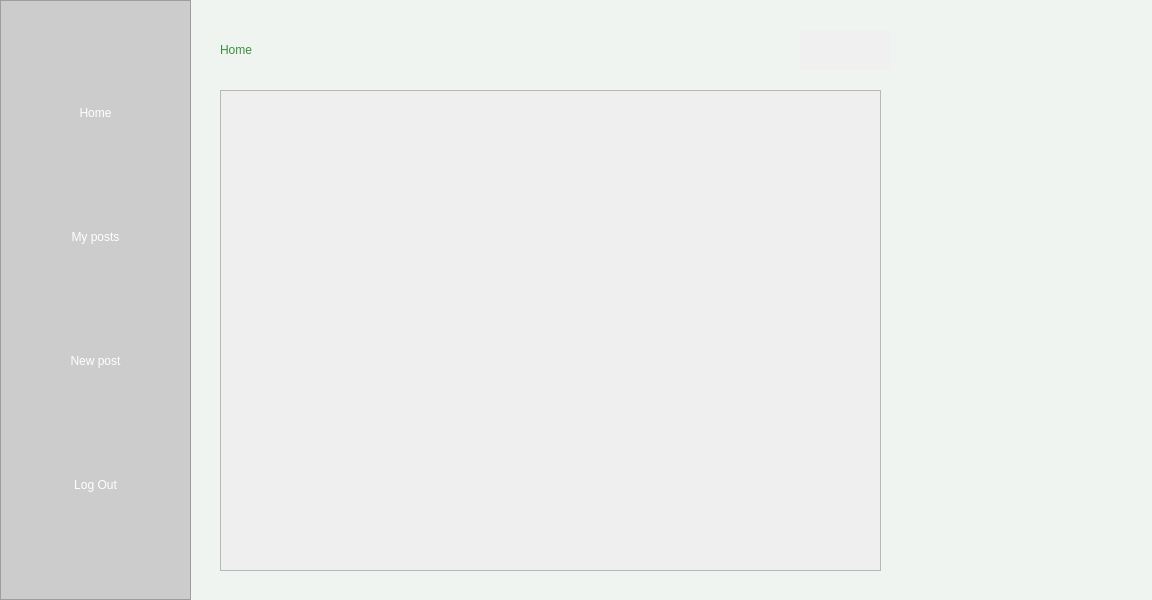
The window that src/vista/Ui/Tablón4.ui (encinaa/LodzConnect) describes before a commit, drawn with Qt 5.
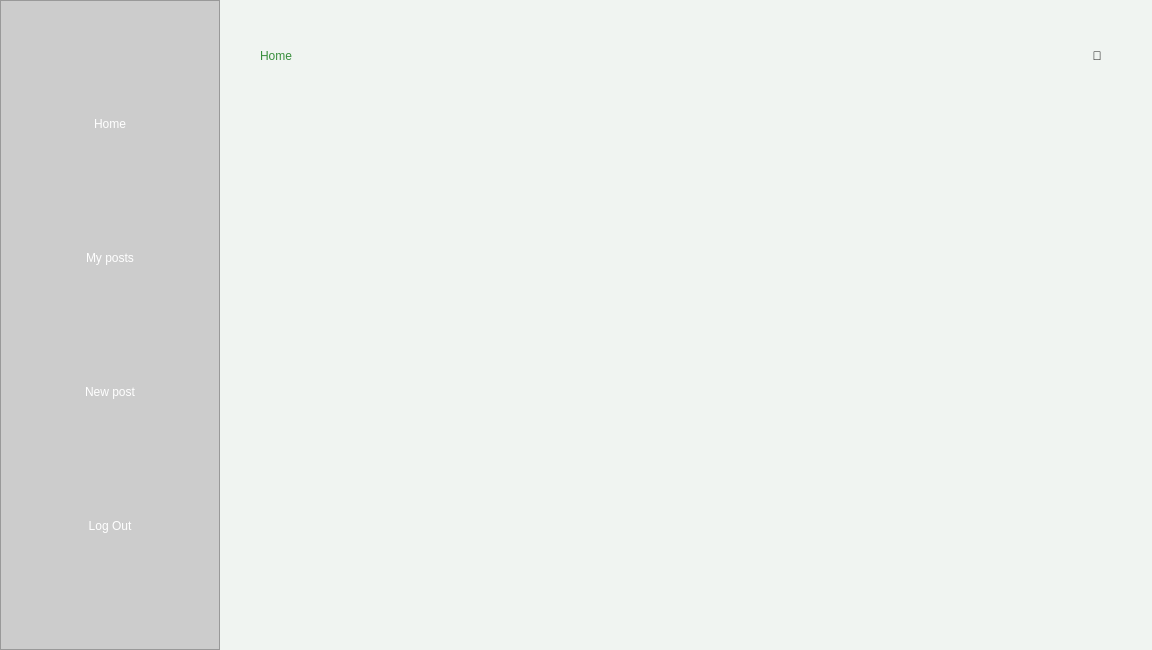
The same window after the commit. Icons and pictures are not drawn.

Diff of the .ui file:
```diff
--- a/src/vista/Ui/Tablón4.ui
+++ b/src/vista/Ui/Tablón4.ui
@@ -7,7 +7,7 @@
     <x>0</x>
     <y>0</y>
     <width>1152</width>
-    <height>600</height>
+    <height>650</height>
    </rect>
   </property>
   <property name="windowTitle">
@@ -22,6 +22,8 @@
     QMainWindow {
         background-color: #f0f4f1;
     }
+
+    /* === ESTILO GLOBAL DE BOTONES === */
     QPushButton {
         background-color: #2e7d32;
         color: white;
@@ -32,76 +34,261 @@
     QPushButton:hover {
         background-color: #388e3c;
     }
+
+    /* === BOTÓN REFRESCAR === */
+    QPushButton#BotonActualizar {
+        background-color: #f0f4f1;
+        border: none;
+        color: black;
+    }
+    QPushButton#BotonActualizar:hover {
+        background-color: #cccccc;
+        border-radius: 15px;
+    }
    </string>
   </property>
+  
   <widget class="QWidget" name="centralwidget">
+   <layout class="QHBoxLayout" name="horizontalLayout_Main">
+    <property name="spacing">
+     <number>0</number>
+    </property>
+    <property name="leftMargin">
+     <number>0</number>
+    </property>
+    <property name="topMargin">
+     <number>0</number>
+    </property>
+    <property name="rightMargin">
+     <number>0</number>
+    </property>
+    <property name="bottomMargin">
+     <number>0</number>
+    </property>
+
+    <item>
    <widget class="QFrame" name="MenuLateral">
-    <property name="geometry">
-     <rect>
-      <x>0</x>
-      <y>0</y>
-      <width>191</width>
-      <height>600</height>
-     </rect>
-    </property>
+      <property name="minimumSize">
+       <size>
+        <width>220</width>
+        <height>0</height>
+       </size>
+      </property>
+      <property name="maximumSize">
+       <size>
+        <width>220</width>
+        <height>16777215</height>
+       </size>
+      </property>
+      
     <property name="styleSheet">
-     <string notr="true">background-color: #cccccc;</string>
-    </property>
+       <string notr="true">
+        /* Fondo GRIS y BORDE MARCADO */
+        QFrame#MenuLateral {
+            background-color: #cccccc;
+            border: 1px solid #999999; /* CAMBIO: Borde añadido */
+        }
+
+        /* BOTONES LATERALES */
+        QPushButton {
+            background-color: transparent;
+            color: white; 
+            border: none;
+            font: bold 10pt &quot;Segoe UI&quot;;
+            padding: 10px;
+            text-align: center; /* CAMBIO: Texto centrado */
+        }
+
+        /* HOVER: Fondo VERDE */
+        QPushButton:hover {
+            background-color: #2e7d32;
+            border-radius: 10px;
+        }
+
+        /* PRESSED: Verde oscuro */
+        QPushButton:pressed {
+            background-color: #1b5e20;
+        }
+       </string>
+      </property>
+      
     <property name="frameShape">
      <enum>QFrame::StyledPanel</enum>
     </property>
+      <property name="frameShadow">
+       <enum>QFrame::Raised</enum>
+      </property>
+      
     <layout class="QVBoxLayout" name="verticalLayoutSidebar">
+       <property name="leftMargin">
+        <number>20</number>
+       </property>
+       <property name="rightMargin">
+        <number>20</number>
+       </property>
+       <property name="topMargin">
+        <number>20</number>
+       </property>
+       <property name="bottomMargin">
+        <number>20</number>
+       </property>
+
+       <item>
+        <spacer name="spacer1">
+         <property name="orientation">
+          <enum>Qt::Vertical</enum>
+         </property>
+         <property name="sizeHint" stdset="0">
+          <size>
+           <width>20</width>
+           <height>40</height>
+          </size>
+         </property>
+        </spacer>
+       </item>
+
      <item>
       <widget class="QPushButton" name="BotonTablon">
-       <property name="styleSheet">
-        <string notr="true">QPushButton:hover { background-color: #388e3c; }</string>
+         <property name="minimumSize">
+          <size>
+           <width>0</width>
+           <height>50</height>
+          </size>
        </property>
        <property name="text">
         <string>Home</string>
        </property>
       </widget>
      </item>
+
+       <item>
+        <spacer name="spacer2">
+         <property name="orientation">
+          <enum>Qt::Vertical</enum>
+         </property>
+         <property name="sizeHint" stdset="0">
+          <size>
+           <width>20</width>
+           <height>40</height>
+          </size>
+         </property>
+        </spacer>
+       </item>
+
      <item>
       <widget class="QPushButton" name="BotonEventos">
-       <property name="styleSheet">
-        <string notr="true">QPushButton:hover { background-color: #388e3c; }</string>
+         <property name="minimumSize">
+          <size>
+           <width>0</width>
+           <height>50</height>
+          </size>
        </property>
        <property name="text">
         <string>My posts</string>
        </property>
       </widget>
      </item>
+
+       <item>
+        <spacer name="spacer3">
+         <property name="orientation">
+          <enum>Qt::Vertical</enum>
+         </property>
+         <property name="sizeHint" stdset="0">
+          <size>
+           <width>20</width>
+           <height>40</height>
+          </size>
+         </property>
+        </spacer>
+       </item>
+
      <item>
       <widget class="QPushButton" name="BotonPublicacion">
-       <property name="styleSheet">
-        <string notr="true">QPushButton:hover { background-color: #388e3c; }</string>
+         <property name="minimumSize">
+          <size>
+           <width>0</width>
+           <height>50</height>
+          </size>
        </property>
        <property name="text">
         <string>New post</string>
        </property>
       </widget>
      </item>
+
+       <item>
+        <spacer name="spacer4">
+         <property name="orientation">
+          <enum>Qt::Vertical</enum>
+         </property>
+         <property name="sizeHint" stdset="0">
+          <size>
+           <width>20</width>
+           <height>40</height>
+          </size>
+         </property>
+        </spacer>
+       </item>
+
      <item>
       <widget class="QPushButton" name="BotonCerrarSesion">
-       <property name="styleSheet">
-        <string notr="true">QPushButton:hover { background-color: #388e3c; }</string>
+         <property name="minimumSize">
+          <size>
+           <width>0</width>
+           <height>50</height>
+          </size>
        </property>
        <property name="text">
         <string>Log Out</string>
        </property>
       </widget>
      </item>
-    </layout>
-   </widget>
+
+       <item>
+        <spacer name="spacer5">
+         <property name="orientation">
+          <enum>Qt::Vertical</enum>
+         </property>
+         <property name="sizeHint" stdset="0">
+          <size>
+           <width>20</width>
+           <height>40</height>
+          </size>
+         </property>
+        </spacer>
+       </item>
+
+      </layout>
+     </widget>
+    </item>
+
+    <item>
+     <widget class="QWidget" name="ContenidoDerecha">
+      <property name="styleSheet">
+       <string notr="true">background-color: transparent;</string>
+      </property>
+      <layout class="QVBoxLayout" name="verticalLayout_Content">
+       <property name="spacing">
+        <number>20</number>
+       </property>
+       <property name="leftMargin">
+        <number>40</number>
+       </property>
+       <property name="topMargin">
+        <number>40</number>
+       </property>
+       <property name="rightMargin">
+        <number>40</number>
+       </property>
+       <property name="bottomMargin">
+        <number>40</number>
+       </property>
+
+       <item>
+        <layout class="QHBoxLayout" name="horizontalLayout_Header">
+         <item>
    <widget class="QLabel" name="mainLabel">
-    <property name="geometry">
-     <rect>
-      <x>220</x>
-      <y>30</y>
-      <width>651</width>
-      <height>40</height>
-     </rect>
-    </property>
     <property name="styleSheet">
      <string notr="true">font: 18pt &quot;Century&quot;; color:#388e3c;</string>
     </property>
@@ -109,15 +296,38 @@
      <string>Home</string>
     </property>
    </widget>
+         </item>
+         <item>
+          <spacer name="horizontalSpacer">
+           <property name="orientation">
+            <enum>Qt::Horizontal</enum>
+           </property>
+           <property name="sizeHint" stdset="0">
+            <size>
+             <width>40</width>
+             <height>20</height>
+            </size>
+           </property>
+          </spacer>
+         </item>
+         <item>
+          <widget class="QPushButton" name="BotonActualizar">
+           <property name="minimumSize">
+            <size>
+             <width>30</width>
+             <height>30</height>
+            </size>
+           </property>
+           <property name="text">
+            <string>🔄️</string>
+           </property>
+          </widget>
+         </item>
+        </layout>
+       </item>
+
+       <item>
    <widget class="QScrollArea" name="scrollAreaPublicaciones">
-    <property name="geometry">
-     <rect>
-      <x>220</x>
-      <y>90</y>
-      <width>661</width>
-      <height>481</height>
-     </rect>
-    </property>
     <property name="widgetResizable">
      <bool>true</bool>
     </property>
@@ -126,57 +336,46 @@
       <rect>
        <x>0</x>
        <y>0</y>
-       <width>659</width>
-       <height>479</height>
-      </rect>
-     </property>
-     <layout class="QVBoxLayout" name="layoutPublicaciones"/>
-    </widget>
-   </widget>
-   <widget class="QPushButton" name="BotonActualizar">
-    <property name="geometry">
-     <rect>
-      <x>820</x>
-      <y>40</y>
+            <width>838</width>
+            <height>498</height>
+           </rect>
+          </property>
+          <layout class="QVBoxLayout" name="layoutPublicaciones">
+           <item>
+            <spacer name="verticalSpacer_Posts">
+             <property name="orientation">
+              <enum>Qt::Vertical</enum>
+             </property>
+             <property name="sizeHint" stdset="0">
+              <size>
       <width>20</width>
-      <height>20</height>
-     </rect>
-    </property>
-    <property name="styleSheet">
-     <string notr="true">
-    QPushButton {
-        background-color: #f0f4f1;
-    }
-    QPushButton:hover {
-        background-color: #cccccc;
-    }</string>
-    </property>
-    <property name="text">
-     <string>🔄️</string>
-    </property>
-   </widget>
-   <widget class="QLabel" name="mainLabel_2">
-    <property name="geometry">
-     <rect>
-      <x>800</x>
-      <y>30</y>
-      <width>91</width>
       <height>40</height>
-     </rect>
-    </property>
-    <property name="styleSheet">
-     <string notr="true">background-color: #f0f0f0;</string>
-    </property>
-    <property name="text">
-     <string/>
-    </property>
-   </widget>
-   <zorder>MenuLateral</zorder>
-   <zorder>scrollAreaPublicaciones</zorder>
-   <zorder>BotonActualizar</zorder>
-   <zorder>mainLabel</zorder>
-   <zorder>mainLabel_2</zorder>
-  </widget>
+              </size>
+             </property>
+            </spacer>
+           </item>
+          </layout>
+         </widget>
+        </widget>
+       </item>
+
+      </layout>
+     </widget>
+    </item>
+
+   </layout>
+  </widget>
+  <widget class="QMenuBar" name="menubar">
+   <property name="geometry">
+    <rect>
+     <x>0</x>
+     <y>0</y>
+     <width>1152</width>
+     <height>26</height>
+    </rect>
+   </property>
+  </widget>
+
  </widget>
  <resources>
   <include location="../../../recursos.qrc"/>
```
Left out of the diff: 6 changed lines with no effect on the pictures. Lines whose indentation alone changed are shown as unchanged.
